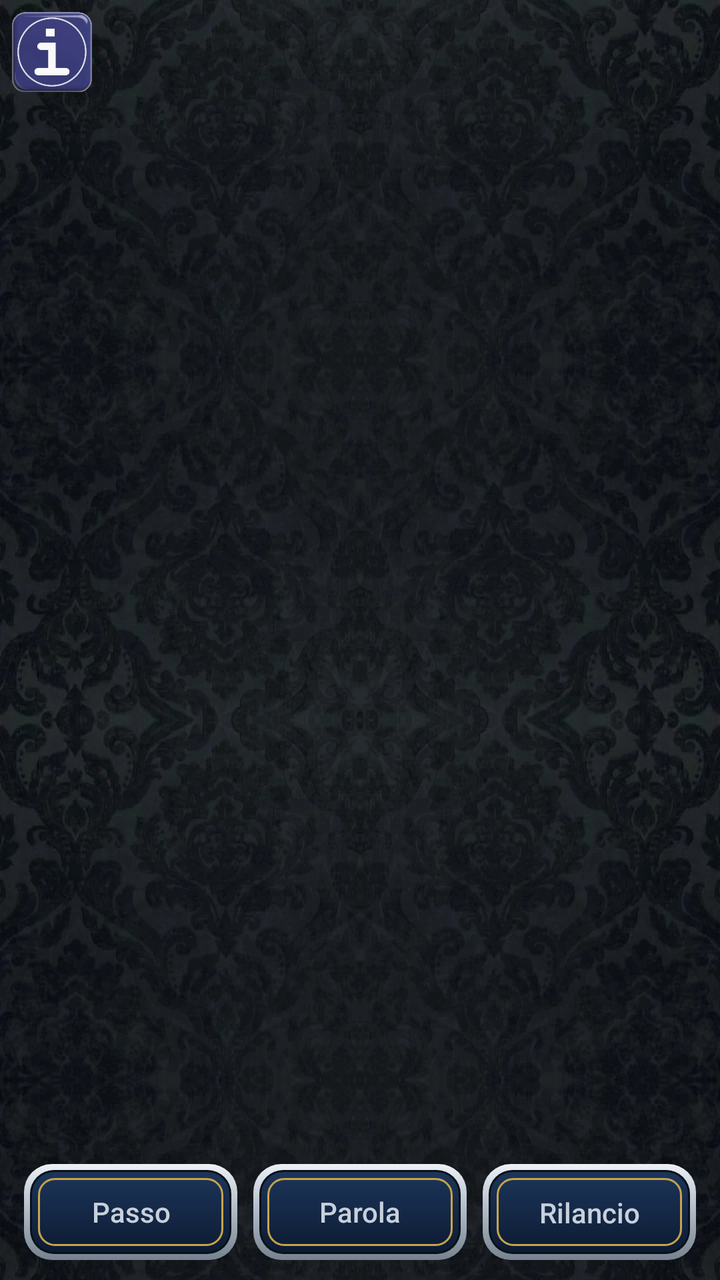
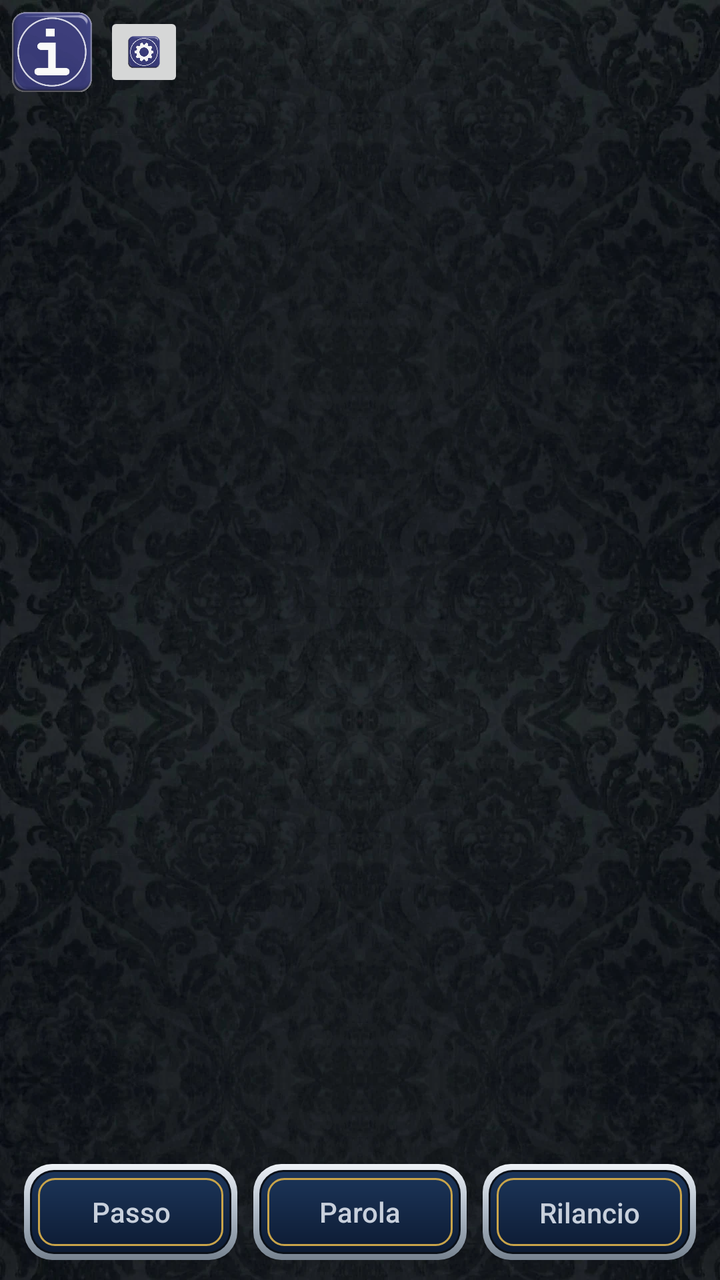

The first picture is an Android layout as it rendered before a commit; the second is the same layout after the commit. The layout source and the unified diff follow.
<!-- AndroidManifest.xml: application theme Theme.Scopa -->
<!-- res/layout/activity_poker.xml -->
<?xml version="1.0" encoding="utf-8"?>
<androidx.constraintlayout.widget.ConstraintLayout
    xmlns:android="http://schemas.android.com/apk/res/android"
    xmlns:app="http://schemas.android.com/apk/res-auto"
    android:layout_width="match_parent"
    android:layout_height="match_parent"
    android:background="@drawable/bg_velvet"
    android:clipChildren="false"
    android:clipToPadding="false">

    
    <LinearLayout
        android:id="@+id/bottomPanel"
        android:layout_width="match_parent"
        android:layout_height="wrap_content"
        android:orientation="vertical"
        android:paddingStart="8dp"
        android:paddingEnd="8dp"
        app:layout_constraintBottom_toBottomOf="parent"
        app:layout_constraintStart_toStartOf="parent"
        app:layout_constraintEnd_toEndOf="parent">

        
        <LinearLayout
            android:id="@+id/youBox"
            android:layout_width="wrap_content"
            android:layout_height="wrap_content"
            android:layout_gravity="center_horizontal"
            android:orientation="vertical"
            android:padding="6dp">

            <TextView
                android:id="@+id/txtChips"
                style="@style/PokerInfo"
                android:layout_gravity="center_horizontal"
                android:layout_marginBottom="2dp" />

            <LinearLayout
                android:id="@+id/youHand"
                android:layout_width="wrap_content"
                android:layout_height="wrap_content"
                android:layout_gravity="center_horizontal"
                android:orientation="horizontal" />
        </LinearLayout>

        
        <LinearLayout
            android:id="@+id/buttonsRow"
            android:layout_width="match_parent"
            android:layout_height="wrap_content"
            android:layout_marginTop="6dp"
            android:baselineAligned="false"
            android:orientation="horizontal">

            <androidx.appcompat.widget.AppCompatButton
                android:id="@+id/btnFold"
                style="@style/PokerButton"
                android:layout_width="0dp"
                android:layout_weight="1"
                android:text="@string/poker_fold" />

            <androidx.appcompat.widget.AppCompatButton
                android:id="@+id/btnCheck"
                style="@style/PokerButton"
                android:layout_width="0dp"
                android:layout_weight="1"
                android:text="@string/poker_check" />

            <androidx.appcompat.widget.AppCompatButton
                android:id="@+id/btnRaise"
                style="@style/PokerButton"
                android:layout_width="0dp"
                android:layout_weight="1"
                android:text="@string/poker_raise" />
        </LinearLayout>

        
        <androidx.appcompat.widget.AppCompatButton
            android:id="@+id/btnDraw"
            style="@style/PokerButton"
            android:layout_width="match_parent"
            android:layout_marginTop="6dp"
            android:text="@string/poker_change"
            android:visibility="gone" />

        <androidx.appcompat.widget.AppCompatButton
            android:id="@+id/btnNext"
            style="@style/PokerButton"
            android:layout_width="match_parent"
            android:layout_marginTop="6dp"
            android:text="@string/poker_next_hand"
            android:visibility="gone" />

        <View
            android:layout_width="match_parent"
            android:layout_height="10dp" />
    </LinearLayout>

    
    <androidx.constraintlayout.widget.ConstraintLayout
        android:id="@+id/table"
        android:layout_width="match_parent"
        android:layout_height="0dp"
        android:clipChildren="false"
        android:clipToPadding="false"
        app:layout_constraintTop_toTopOf="parent"
        app:layout_constraintBottom_toTopOf="@id/bottomPanel">

        
        <LinearLayout
            android:id="@+id/seatTop"
            android:layout_width="wrap_content"
            android:layout_height="wrap_content"
            android:layout_marginTop="48dp"
            android:clipChildren="false"
            android:clipToPadding="false"
            android:gravity="center_horizontal"
            android:orientation="vertical"
            android:padding="6dp"
            app:layout_constraintTop_toTopOf="parent"
            app:layout_constraintStart_toStartOf="parent"
            app:layout_constraintEnd_toEndOf="parent">

            <LinearLayout
                android:id="@+id/handTop"
                android:layout_width="wrap_content"
                android:layout_height="wrap_content"
                android:orientation="horizontal" />

            <TextView
                android:id="@+id/nameTop"
                style="@style/PokerInfo" />

        </LinearLayout>

        

        
        <FrameLayout
            android:id="@+id/deckBox"
            android:layout_width="wrap_content"
            android:layout_height="wrap_content"
            app:layout_constraintTop_toBottomOf="@id/seatTop"
            app:layout_constraintBottom_toTopOf="@id/txtPot"
            app:layout_constraintVertical_chainStyle="packed"
            app:layout_constraintVertical_bias="0.4"
            app:layout_constraintStart_toStartOf="parent"
            app:layout_constraintEnd_toEndOf="parent" />

        
        <TextView
            android:id="@+id/txtPot"
            style="@style/PokerInfo"
            android:layout_width="0dp"
            android:layout_marginTop="6dp"
            android:maxLines="2"
            app:layout_constraintTop_toBottomOf="@id/deckBox"
            app:layout_constraintBottom_toTopOf="@id/txtStatus"
            app:layout_constraintStart_toStartOf="parent"
            app:layout_constraintEnd_toEndOf="parent" />

        
        <TextView
            android:id="@+id/txtStatus"
            style="@style/PokerInfo"
            android:layout_width="0dp"
            android:lines="2"
            android:maxLines="2"
            app:layout_constraintTop_toBottomOf="@id/txtPot"
            app:layout_constraintBottom_toBottomOf="parent"
            app:layout_constraintStart_toStartOf="parent"
            app:layout_constraintEnd_toEndOf="parent" />

        
        <FrameLayout
            android:id="@+id/seatLeft"
            android:layout_width="wrap_content"
            android:layout_height="wrap_content"
            android:clipChildren="false"
            android:clipToPadding="false"
            android:padding="6dp"
            app:layout_constraintTop_toBottomOf="@id/seatTop"
            app:layout_constraintBottom_toBottomOf="parent"
            app:layout_constraintStart_toStartOf="parent">

            <LinearLayout
                android:id="@+id/handLeft"
                android:layout_width="wrap_content"
                android:layout_height="wrap_content"
                android:layout_gravity="center"
                android:clipChildren="false"
                android:clipToPadding="false"
                android:orientation="vertical" />

            <TextView
                android:id="@+id/nameLeft"
                style="@style/PokerInfo"
                android:layout_gravity="center" />

        </FrameLayout>

        <FrameLayout
            android:id="@+id/seatRight"
            android:layout_width="wrap_content"
            android:layout_height="wrap_content"
            android:clipChildren="false"
            android:clipToPadding="false"
            android:padding="6dp"
            app:layout_constraintTop_toBottomOf="@id/seatTop"
            app:layout_constraintBottom_toBottomOf="parent"
            app:layout_constraintEnd_toEndOf="parent">

            <LinearLayout
                android:id="@+id/handRight"
                android:layout_width="wrap_content"
                android:layout_height="wrap_content"
                android:layout_gravity="center"
                android:clipChildren="false"
                android:clipToPadding="false"
                android:orientation="vertical" />

            <TextView
                android:id="@+id/nameRight"
                style="@style/PokerInfo"
                android:layout_gravity="center" />

        </FrameLayout>
    </androidx.constraintlayout.widget.ConstraintLayout>

    <FrameLayout
        android:id="@+id/overlay"
        android:layout_width="match_parent"
        android:layout_height="match_parent"
        android:clickable="false"
        android:focusable="false"
        app:layout_constraintTop_toTopOf="parent"
        app:layout_constraintBottom_toBottomOf="parent"
        app:layout_constraintStart_toStartOf="parent"
        app:layout_constraintEnd_toEndOf="parent" />

    
    <ImageButton
        android:id="@+id/btnInfo"
        android:layout_width="40dp"
        android:layout_height="40dp"
        android:layout_margin="6dp"
        android:background="@android:color/transparent"
        android:contentDescription="@string/cd_info"
        android:scaleType="fitCenter"
        android:src="@drawable/btn_info"
        app:layout_constraintTop_toTopOf="parent"
        app:layout_constraintStart_toStartOf="parent" />

</androidx.constraintlayout.widget.ConstraintLayout>
<!-- resources referenced by this layout -->
<resources>
  <!-- drawable bg_velvet (drawable) -->
  <?xml version="1.0" encoding="utf-8"?>
  <layer-list xmlns:android="http://schemas.android.com/apk/res/android">
      <item android:drawable="@color/velvet_base" />
      <item>
          <bitmap android:src="@drawable/velvet" android:tileMode="repeat" android:dither="true" />
      </item>
  </layer-list>
  <string name="cd_info">Informazioni</string>
  <string name="poker_change">Cambia</string>
  <string name="poker_check">Parola</string>
  <string name="poker_fold">Passo</string>
  <string name="poker_next_hand">Mano successiva</string>
  <string name="poker_raise">Rilancio %1$d$</string>
  <style name="PokerButton">
          <item name="android:layout_height">48dp</item>
          <item name="android:layout_marginStart">4dp</item>
          <item name="android:layout_marginEnd">4dp</item>
          <item name="android:background">@drawable/btn_cartiglio</item>
          <item name="android:maxLines">1</item>
          <item name="android:paddingStart">6dp</item>
          <item name="android:paddingEnd">6dp</item>
          <item name="android:textAllCaps">false</item>
          <item name="android:textColor">@color/silver</item>
          <item name="android:textSize">14sp</item>
      </style>
  <style name="PokerInfo">
          <item name="android:layout_width">wrap_content</item>
          <item name="android:layout_height">wrap_content</item>
          <item name="android:gravity">center_horizontal</item>
          <item name="android:maxLines">1</item>
          <item name="android:textColor">@color/silver</item>
          <item name="android:textSize">14sp</item>
          <item name="android:textStyle">bold</item>
          <item name="android:shadowColor">#000000</item>
          <item name="android:shadowDy">2</item>
          <item name="android:shadowRadius">4</item>
      </style>
  <style name="Theme.Scopa" parent="Theme.MaterialComponents.DayNight.NoActionBar">
          <item name="colorPrimary">@color/navy_mid</item>
          <item name="colorPrimaryVariant">@color/navy_deep</item>
          <item name="colorOnPrimary">@color/celeste_light</item>
          <item name="colorSecondary">@color/gold</item>
          <item name="android:statusBarColor" tools:targetApi="l">@color/navy_deep</item>
          <item name="alertDialogTheme">@style/DarkAlertDialog</item>
          <item name="materialAlertDialogTheme">@style/DarkAlertDialog</item>
      </style>
  <color name="velvet_base">#0A1018</color>
  <color name="silver">#C8D0DC</color>
  <color name="navy_mid">#23477E</color>
  <color name="navy_deep">#0C1626</color>
  <color name="celeste_light">#D7EAF6</color>
  <color name="gold">#E9C24C</color>
  <style name="DarkAlertDialog" parent="Theme.MaterialComponents.Dialog.Alert">
          <item name="colorSurface">@color/navy</item>
          <item name="android:colorBackground">@color/navy</item>
          <item name="colorOnSurface">@color/silver</item>
          <item name="android:textColorPrimary">@color/silver</item>
          <item name="android:textColorSecondary">@color/silver</item>
          <item name="colorPrimary">@color/silver</item>
      </style>
  <color name="navy">#14294A</color>
  <!-- unchanged entries left out for length: 3 -->
</resources>

<!-- the commit's change to res/layout/activity_poker.xml (unified diff, before → after) -->
@@ -250,5 +250,17 @@
         android:src="@drawable/btn_info"
         app:layout_constraintTop_toTopOf="parent"
         app:layout_constraintStart_toStartOf="parent" />
+    
+    <ImageButton
+        android:id="@+id/btnSettings"
+        android:layout_width="40dp"
+        android:layout_height="40dp"
+        android:layout_margin="6dp"
+        android:contentDescription="@string/cd_settings"
+        android:scaleType="fitCenter"
+        android:src="@drawable/btn_settings"
+        app:layout_constraintTop_toTopOf="parent"
+        app:layout_constraintStart_toEndOf="@id/btnInfo" />
+
 
 </androidx.constraintlayout.widget.ConstraintLayout>
<!-- resource entries referenced after the edit -->
@@ -8,7 +8,9 @@
           <bitmap android:src="@drawable/velvet" android:tileMode="repeat" android:dither="true" />
       </item>
   </layer-list>
+  <!-- drawable btn_settings: webp bitmap (drawable-nodpi, 16520 bytes) -->
   <string name="cd_info">Informazioni</string>
+  <string name="cd_settings">Impostazioni</string>
   <string name="poker_change">Cambia</string>
   <string name="poker_check">Parola</string>
   <string name="poker_fold">Passo</string>
